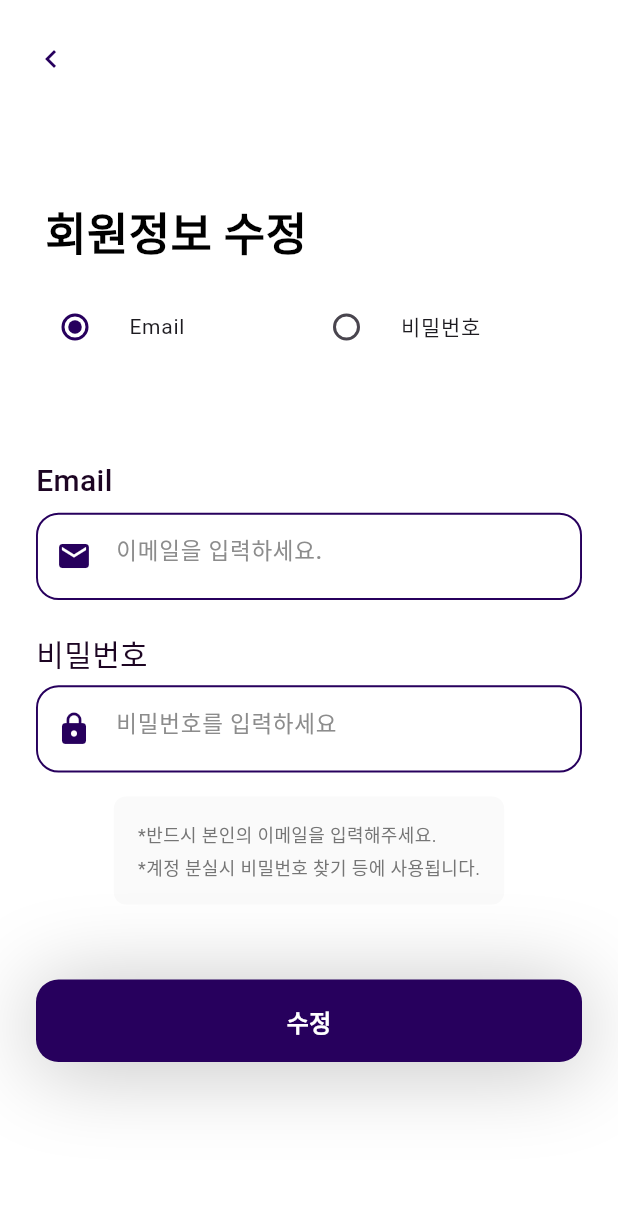
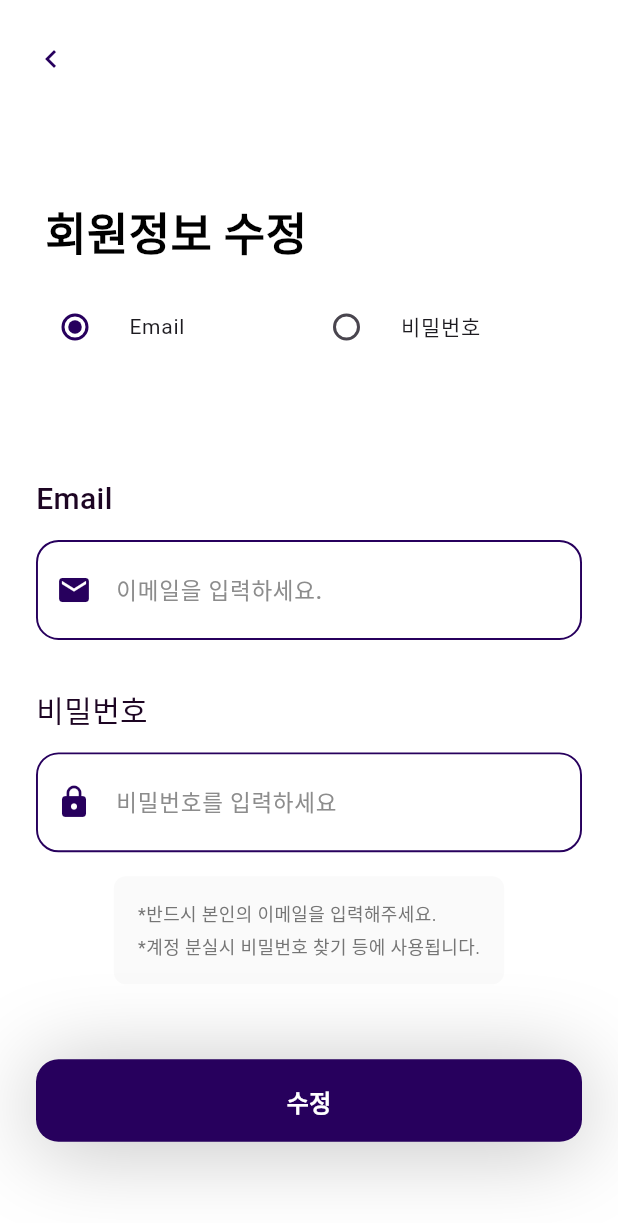
Before and after one commit to CSID-DGU/2025-2-CSC4004-1-1-Fratelli, a Flutter app: the EditProfilePage screen opened directly, on a phone screen of 412 x 824 dp. Shown: the top 1223 px of the screen. Run offline on Flutter 3.47's test engine with Material 3 defaults, Android fonts, the phone set to English and light mode, and no system bars; our stand-ins replace dio, file_picker, firebase_core, firebase_messaging, flutter_dotenv, flutter_local_notifications and 7 more; accounts and stored records are empty; generated files the repository leaves out were written again; network calls fail; Roboto replaces fonts that are missing (K2D).

Commit message:
refactor(fullFormInput): Refact fullFormInput widget

```diff
--- a/front_app/lib/widgets/login/full_form_input.dart
+++ b/front_app/lib/widgets/login/full_form_input.dart
@@ -20,85 +20,47 @@ class FullFormInput extends StatelessWidget {
   });
   @override
   Widget build(BuildContext context) {
-    // 화면 너비에서 양쪽 여백을 뺀 크기 계산
     final screenWidth = MediaQuery.of(context).size.width;
-    final horizontalPadding = 24.0; // 양쪽 여백
+    final horizontalPadding = 24.0;
     final inputWidth = screenWidth - (horizontalPadding * 2);
-
+    return FormField<String>(
+      validator: validator,
+      builder: (fieldState) {
         return Column(
+          crossAxisAlignment: CrossAxisAlignment.start,
           children: [
             Container(
               width: inputWidth,
-          height: 80,
               child: Column(
                 crossAxisAlignment: CrossAxisAlignment.start,
                 children: [
-              //라벨 텍스트
-              Expanded (
-                flex: 1,
-                child: Container(
-                  child: Text(
+                  Text(
                     text,
                     textAlign: TextAlign.left,
                     style: GoogleFonts.k2d(
                       color: Color.fromRGBO(29, 5, 35, 1),
                       fontSize: 20,
                       fontWeight: FontWeight.w500,
-                      height: 0.06,
-                    ),
-                  ),
+                      height: 1.2,
                     ),
                   ),
                   const SizedBox(height: 16),
-
-              //입력 필드
-              Expanded(
-                flex: 10,
-                child: Container(
+                  // 입력 필드 (에러 텍스트는 숨김)
+                  Container(
                     width: inputWidth,
-                  height:53,
                     decoration: ShapeDecoration(
                       shape: RoundedRectangleBorder(
                         side: const BorderSide(
                           width: 1.3,
-                        color: Color.fromRGBO(39, 0, 93, 1)
+                          color: Color.fromRGBO(39, 0, 93, 1),
                         ),
                         borderRadius: BorderRadius.circular(15),
                       ),
-                        // 그림자 제거
                     ),
-                    child: validator != null
-                        ? TextFormField(
+                    child: TextField(
                       controller: controller,
                       obscureText: isPassword,
-                            validator: validator,
-                            decoration: InputDecoration(
-                              hintText: text2,
-                              hintStyle: GoogleFonts.k2d(
-                                color: Color.fromRGBO(140, 140, 140, 1),
-                                fontSize: 15,
-                                fontWeight: FontWeight.w500,
-                              ),
-                              border: InputBorder.none,
-                              contentPadding: const EdgeInsets.symmetric(
-                                horizontal: 20,
-                                vertical: 20,
-                              ),
-                              prefixIcon: prefixIcon,
-                              errorStyle: TextStyle(
-                                fontSize: 12,
-                                color: Colors.red[700],
-                                height: 1.2,
-                              ),
-                            ),
-                            style: GoogleFonts.k2d(
-                              fontSize: 15,
-                              fontWeight: FontWeight.w500,
-                            ),
-                          )
-                        : TextField(
-                            controller: controller,
-                            obscureText: isPassword,
+                      onChanged: (value) => fieldState.didChange(value),
                       decoration: InputDecoration(
                         hintText: text2,
                         hintStyle: GoogleFonts.k2d(
@@ -119,11 +81,25 @@ class FullFormInput extends StatelessWidget {
                       ),
                     ),
                   ),
-                ),
                 ],
               ),
             ),
+            if (fieldState.hasError) ...[
+              const SizedBox(height: 6),
+              Padding(
+                padding: EdgeInsets.only(left: horizontalPadding),
+                child: Text(
+                  fieldState.errorText ?? '',
+                  style: TextStyle(
+                    fontSize: 12,
+                    color: Colors.red[700],
+                  ),
+                ),
+              ),
             ],
+          ],
+        );
+      },
     );
   }
 }
```
Lines whose indentation alone changed are shown as unchanged.
